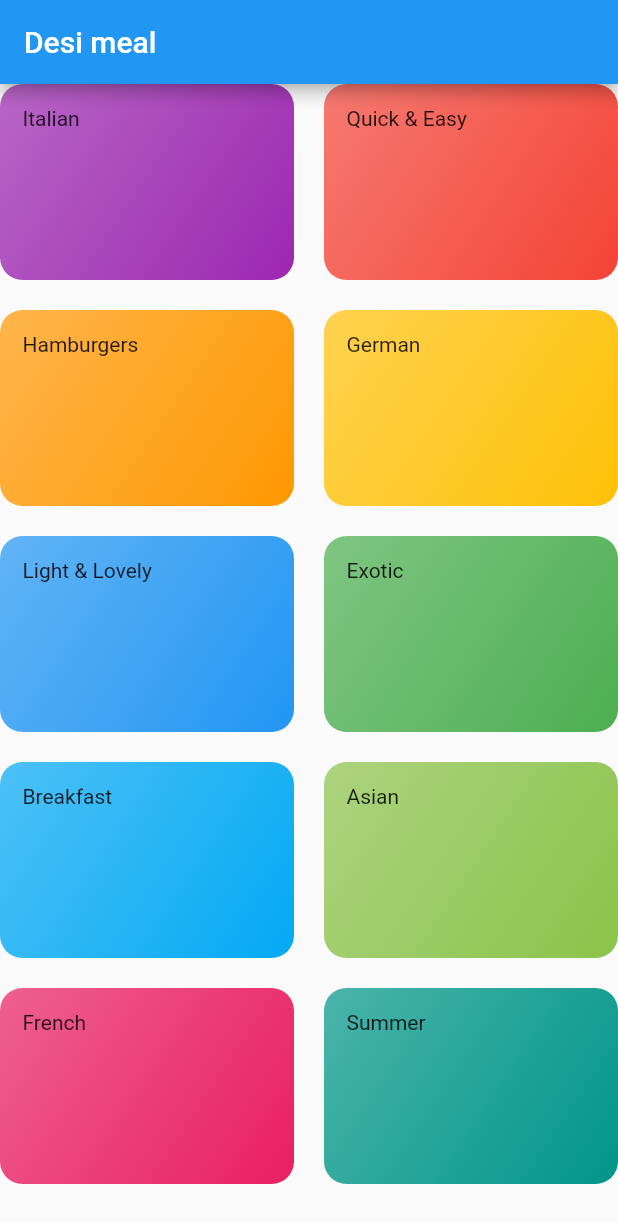
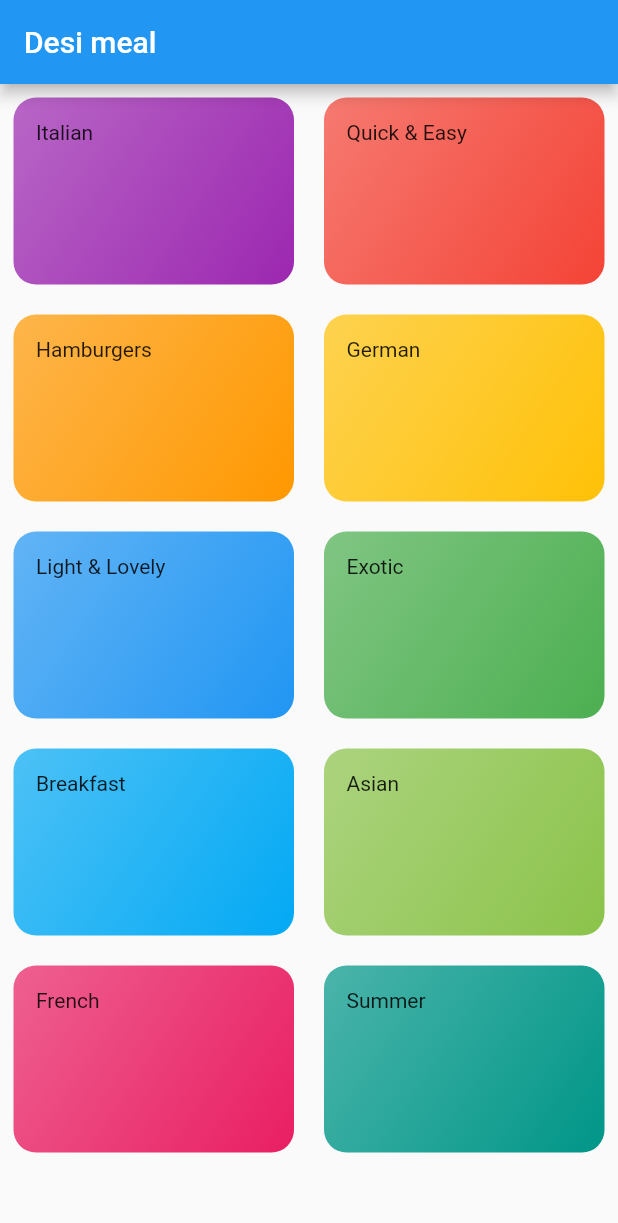
Before and after one commit to Susheer/meals-app, a Flutter app: the screen it shows after launch, on a phone screen of 412 x 824 dp. Shown: the top 1223 px of the screen. Run offline on Flutter 3.47's test engine with Material 2 defaults, Android fonts, the phone set to English and light mode, and no system bars.

Commit message:
some padding given

```diff
--- a/lib/CategoriesScreen.dart
+++ b/lib/CategoriesScreen.dart
@@ -6,6 +6,7 @@ class CategoriesScreen extends StatelessWidget {
   const CategoriesScreen();
   Widget _renderBody(BuildContext context){
     return GridView(
+      padding: EdgeInsets.all(9),
         children: DUMMY_CATEGORIES
             .map((cItem) => CategoryItem(cItem.title, cItem.color))
             .toList(),
```
